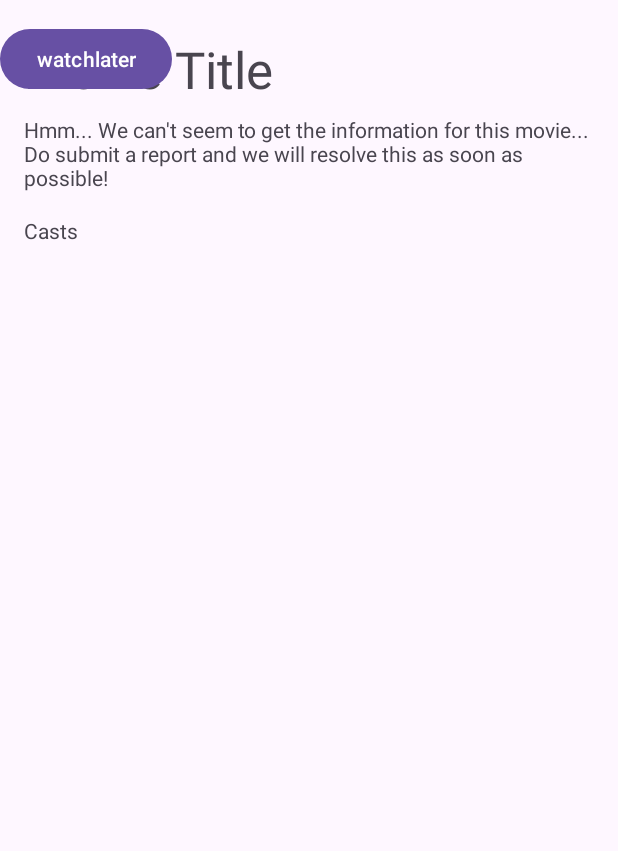
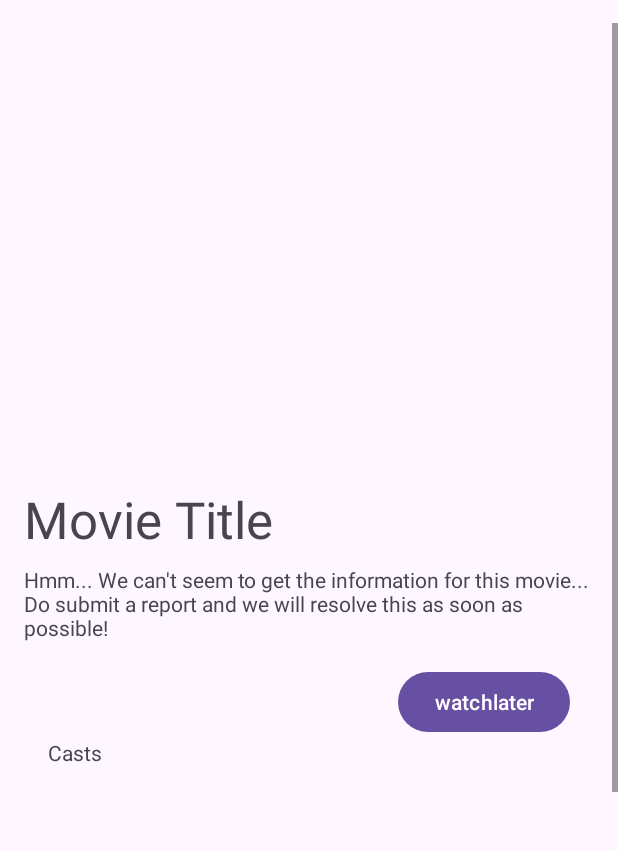
Before and after one commit to MAD2023-Team3/filmspace, an Android app: the fragment Movie_details_fragment placed in its activity, on a phone screen of 412 x 824 dp, the part 66-917 px from its top. Run offline under Robolectric (Android 15) with nearby library versions, the phone set to English and light mode, and no system bars; our stand-ins replace Firebase (no records; nobody signed in at launch, a user with empty details on screens opened directly); pictures from the network do not load; 1 statement that could not run was skipped.

Commit message:
completed the actor api

```diff
--- a/app/src/main/java/sg/edu/np/mad/moviespaceapp/ActorRecyclerViewAdapter.java
+++ /dev/null
@@ -1,4 +0,0 @@
-package sg.edu.np.mad.moviespaceapp;
-
-public class ActorRecyclerViewAdapter {
-}
--- /dev/null
+++ b/app/src/main/java/sg/edu/np/mad/moviespaceapp/Actoradaptors/ActorRecyclerViewAdapter.java
@@ -0,0 +1,57 @@
+package sg.edu.np.mad.moviespaceapp.Actoradaptors;
+
+import android.content.Context;
+import android.view.LayoutInflater;
+import android.view.View;
+import android.view.ViewGroup;
+
+import androidx.annotation.NonNull;
+import androidx.recyclerview.widget.RecyclerView;
+
+import com.bumptech.glide.Glide;
+
+import java.util.List;
+
+import sg.edu.np.mad.moviespaceapp.ActorModelClass;
+import sg.edu.np.mad.moviespaceapp.HomeRecyclerViewInterface;
+import sg.edu.np.mad.moviespaceapp.HomeViewHolder;
+import sg.edu.np.mad.moviespaceapp.MovieModelClass;
+import sg.edu.np.mad.moviespaceapp.R;
+
+public class ActorRecyclerViewAdapter extends RecyclerView.Adapter<ActorHomeViewHolder> {
+    private Context mContext;
+    private List<ActorModelClass> mData;
+
+    public ActorRecyclerViewAdapter(Context mContext, List<ActorModelClass> mdata) {
+        this.mContext = mContext;
+        this.mData = mdata;
+    }
+
+    @NonNull
+    @Override
+    public ActorHomeViewHolder onCreateViewHolder(@NonNull ViewGroup parent, int viewType) {
+        View view;
+        LayoutInflater inflater = LayoutInflater.from(mContext);
+        view = inflater.inflate(R.layout.actor_card_item,parent,false);
+
+        ActorHomeViewHolder holder = new ActorHomeViewHolder(view);
+        return holder;
+    }
+    @Override
+    public void onBindViewHolder(@NonNull ActorHomeViewHolder holder, int position) {
+        ActorModelClass obj = mData.get(position);
+        if(obj.getKnown_for_department().equals("Acting")){
+            holder.actor_name.setText(obj.getActor_name());
+            // using glide library to display the image
+
+            // https://image.tmdb.org/t/p/w500/[imagelink]
+            Glide.with(mContext).load("https://image.tmdb.org/t/p/w500" + obj.getActor_profile_path()).into(holder.img);
+        }
+
+    }
+
+    @Override
+    public int getItemCount() {
+        return mData.size();
+    }
+}
--- a/app/src/main/java/sg/edu/np/mad/moviespaceapp/HomeFragment.java
+++ b/app/src/main/java/sg/edu/np/mad/moviespaceapp/HomeFragment.java
@@ -272,6 +272,7 @@ public class HomeFragment extends Fragment implements HomeRecyclerViewInterface
     // start: when clicking on a recyclerview item
     @Override
     public void onItemClick(int position) {
+        Log.d("name",all_movieslist.get(position).getMovie_name());
         Bundle bundle = new Bundle();
         bundle.putString("Movie_Id",all_movieslist.get(position).getId());
 
--- a/app/src/main/java/sg/edu/np/mad/moviespaceapp/HomeRecyclerViewAdapter.java
+++ b/app/src/main/java/sg/edu/np/mad/moviespaceapp/HomeRecyclerViewAdapter.java
@@ -40,8 +40,6 @@ public class HomeRecyclerViewAdapter extends RecyclerView.Adapter<HomeViewHolder
     @Override
     public void onBindViewHolder(@NonNull HomeViewHolder holder, int position) {
         MovieModelClass obj = mData.get(position);
-        holder.name.setText(obj.getMovie_name());
-
         // using glide library to display the image
 
         // https://image.tmdb.org/t/p/w500/[imagelink]
--- a/app/src/main/java/sg/edu/np/mad/moviespaceapp/HomeViewHolder.java
+++ b/app/src/main/java/sg/edu/np/mad/moviespaceapp/HomeViewHolder.java
@@ -8,7 +8,6 @@ import androidx.annotation.NonNull;
 import androidx.recyclerview.widget.RecyclerView;
 
 public class HomeViewHolder extends RecyclerView.ViewHolder{
-    TextView name;
     ImageView img;
 
     HomeRecyclerViewInterface homeRecyclerViewInterface;
@@ -16,8 +15,7 @@ public class HomeViewHolder extends RecyclerView.ViewHolder{
     public HomeViewHolder(@NonNull View itemView,HomeRecyclerViewInterface homeRecyclerViewInterface) {
         super(itemView);
 
-        name=itemView.findViewById(R.id.name_txt);
-        img = itemView.findViewById(R.id.imageView);
+        img = itemView.findViewById(R.id.imageview);
 
         itemView.setOnClickListener(new View.OnClickListener() {
             @Override
--- a/app/src/main/java/sg/edu/np/mad/moviespaceapp/Movie_details_fragment.java
+++ b/app/src/main/java/sg/edu/np/mad/moviespaceapp/Movie_details_fragment.java
@@ -1,6 +1,5 @@
 package sg.edu.np.mad.moviespaceapp;
 
-import android.nfc.Tag;
 import android.os.AsyncTask;
 import android.os.Bundle;
 
@@ -21,7 +20,6 @@ import android.widget.Toast;
 import com.bumptech.glide.Glide;
 import com.google.android.gms.tasks.OnFailureListener;
 import com.google.android.gms.tasks.OnSuccessListener;
-import com.google.api.LogDescriptor;
 import com.google.firebase.auth.FirebaseAuth;
 import com.google.firebase.auth.FirebaseUser;
 import com.google.firebase.firestore.DocumentReference;
@@ -44,6 +42,8 @@ import java.util.HashMap;
 import java.util.List;
 import java.util.Map;
 
+import sg.edu.np.mad.moviespaceapp.Actoradaptors.ActorRecyclerViewAdapter;
+
 public class Movie_details_fragment extends Fragment {
 
     View view;
@@ -64,16 +64,8 @@ public class Movie_details_fragment extends Fragment {
     String movie_id,movie_name,poster_path,overview;
     MovieModelClass model;
     ActorModelClass actorModelClass;
-    List<ActorModelClass> actormodellist = new ArrayList<ActorModelClass>();
-
-    private void putActorIntoRecyclerView(List<ActorModelClass> actormedellist, RecyclerView actorView){
-        HomeRecyclerViewAdapter adapter = new HomeRecyclerViewAdapter(getContext(),actormodellist,this);
-        actorView.setLayoutManager(new LinearLayoutManager(getContext()));
-        actorView.setAdapter(adapter);
-        LinearLayoutManager myLayoutManager = new LinearLayoutManager(getContext(),LinearLayoutManager.HORIZONTAL,false);
-        actorView.setLayoutManager(myLayoutManager);
-    }
-
+    List<ActorModelClass> actormodellist;
+    RecyclerView actorrecyclerview;
 
     public Movie_details_fragment() {
         // Required empty public constructor
@@ -111,6 +103,9 @@ public class Movie_details_fragment extends Fragment {
         GetData getDataActorDetails = new GetData(creditLink,api_tag_creditLink);
         getDataActorDetails.execute();
 
+        // recycler view actor
+        actorrecyclerview = view.findViewById(R.id.cast_recyclerview);
+        actormodellist = new ArrayList<ActorModelClass>();
 
         // retrieving watchlater array from user info
         documentReference_user.get().addOnSuccessListener(new OnSuccessListener<DocumentSnapshot>() {
@@ -268,6 +263,7 @@ public class Movie_details_fragment extends Fragment {
                     e.printStackTrace();
                 }
                 // code here
+                putDataIntoRecyclerView(actormodellist,actorrecyclerview);
             }
         }
     }
@@ -282,4 +278,12 @@ public class Movie_details_fragment extends Fragment {
         movie_title.setText(obj.getMovie_name());
         overview.setText(obj.getOverview());
     }
+
+    private void putDataIntoRecyclerView(List<ActorModelClass> actormodellist, RecyclerView recyclerView){
+        ActorRecyclerViewAdapter adapter = new ActorRecyclerViewAdapter(getContext(),actormodellist);
+        recyclerView.setLayoutManager(new LinearLayoutManager(getContext()));
+        recyclerView.setAdapter(adapter);
+        LinearLayoutManager myLayoutManager = new LinearLayoutManager(getContext(),LinearLayoutManager.HORIZONTAL,false);
+        recyclerView.setLayoutManager(myLayoutManager);
+    }
 }
--- a/app/src/main/res/layout/fragment_homefragment.xml
+++ b/app/src/main/res/layout/fragment_homefragment.xml
@@ -3,7 +3,7 @@
     xmlns:app="http://schemas.android.com/apk/res-auto"
     xmlns:tools="http://schemas.android.com/tools"
     android:layout_width="match_parent"
-    android:layout_height="530dp"
+    android:layout_height="600dp"
     tools:context=".HomeFragment">
 
     <ScrollView
--- a/app/src/main/res/layout/fragment_movie_details_fragment.xml
+++ b/app/src/main/res/layout/fragment_movie_details_fragment.xml
@@ -3,13 +3,24 @@
     xmlns:app="http://schemas.android.com/apk/res-auto"
     xmlns:tools="http://schemas.android.com/tools"
     android:layout_width="match_parent"
-    android:layout_height="wrap_content"
+    android:layout_height="600dp"
     tools:context=".Movie_details_fragment">
+
+    <ScrollView
+        android:layout_width="match_parent"
+        android:layout_height="match_parent"
+        android:orientation="vertical"
+        tools:layout_editor_absoluteX="-2dp"
+        tools:layout_editor_absoluteY="0dp">
+
+        <androidx.constraintlayout.widget.ConstraintLayout
+            android:layout_width="match_parent"
+            android:layout_height="match_parent">
 
             <ImageView
                 android:id="@+id/movie_poster"
                 android:layout_width="match_parent"
-        android:layout_height="wrap_content"
+                android:layout_height="300dp"
                 android:layout_gravity="center"
                 android:layout_marginStart="32dp"
                 android:layout_marginEnd="32dp"
@@ -49,25 +60,31 @@
                 android:id="@+id/btn_watch_later"
                 android:layout_width="wrap_content"
                 android:layout_height="wrap_content"
+                android:layout_marginTop="16dp"
+                android:layout_marginEnd="32dp"
                 android:text="watchlater"
-        tools:layout_editor_absoluteX="1dp"
-        tools:layout_editor_absoluteY="1dp" />
+                app:layout_constraintEnd_toEndOf="parent"
+                app:layout_constraintTop_toBottomOf="@+id/overview" />
 
             <TextView
                 android:id="@+id/cast_header"
                 android:layout_width="wrap_content"
                 android:layout_height="wrap_content"
-        android:layout_marginStart="16dp"
-        android:layout_marginTop="16dp"
+                android:layout_marginStart="32dp"
+                android:layout_marginTop="64dp"
                 android:text="@string/cast_header"
                 app:layout_constraintStart_toStartOf="parent"
                 app:layout_constraintTop_toBottomOf="@id/overview" />
 
             <androidx.recyclerview.widget.RecyclerView
-        android:layout_width="79dp"
-        android:layout_height="139dp"
-        android:layout_marginStart="16dp"
-        android:layout_marginTop="8dp"
+                android:id="@+id/cast_recyclerview"
+                android:layout_width="379dp"
+                android:layout_height="154dp"
+                android:layout_marginTop="52dp"
+                app:layout_constraintEnd_toEndOf="parent"
                 app:layout_constraintStart_toStartOf="parent"
-        app:layout_constraintTop_toBottomOf="@id/cast_header" />
+                app:layout_constraintTop_toBottomOf="@+id/cast_header" />
+
         </androidx.constraintlayout.widget.ConstraintLayout>
+    </ScrollView>
+</androidx.constraintlayout.widget.ConstraintLayout>
```
Also changed, not shown: app/src/main/java/sg/edu/np/mad/moviespaceapp/Actoradaptors/ActorHomeViewHolder.java (added, +20 -0 lines), app/src/main/res/layout/actor_card_item.xml (added, +32 -0 lines), app/src/main/res/layout/home_movies_list.xml (+19 -23 lines). Lines whose indentation alone changed are shown as unchanged.
